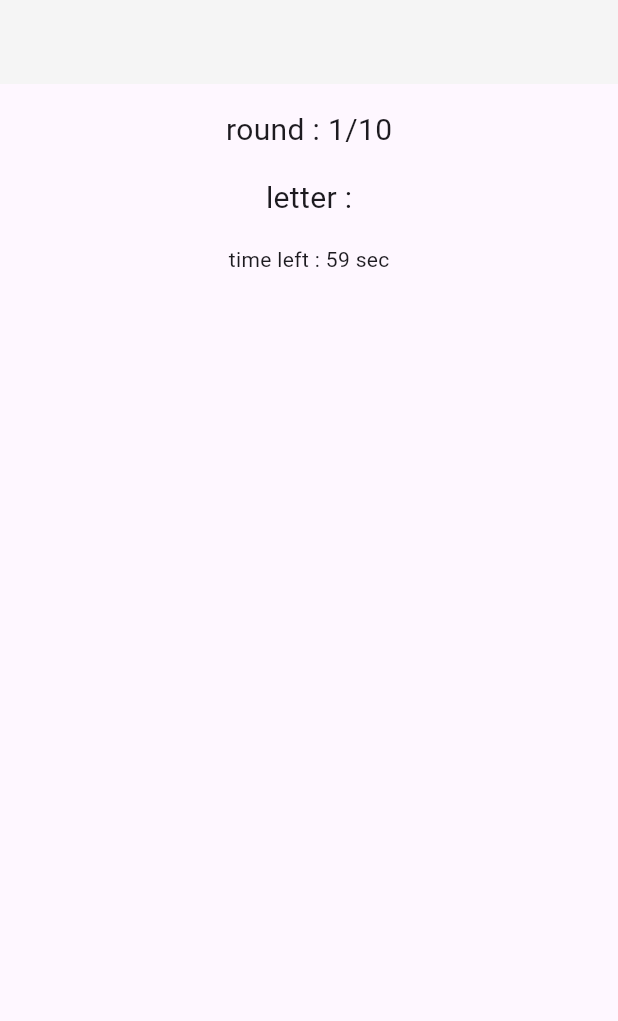
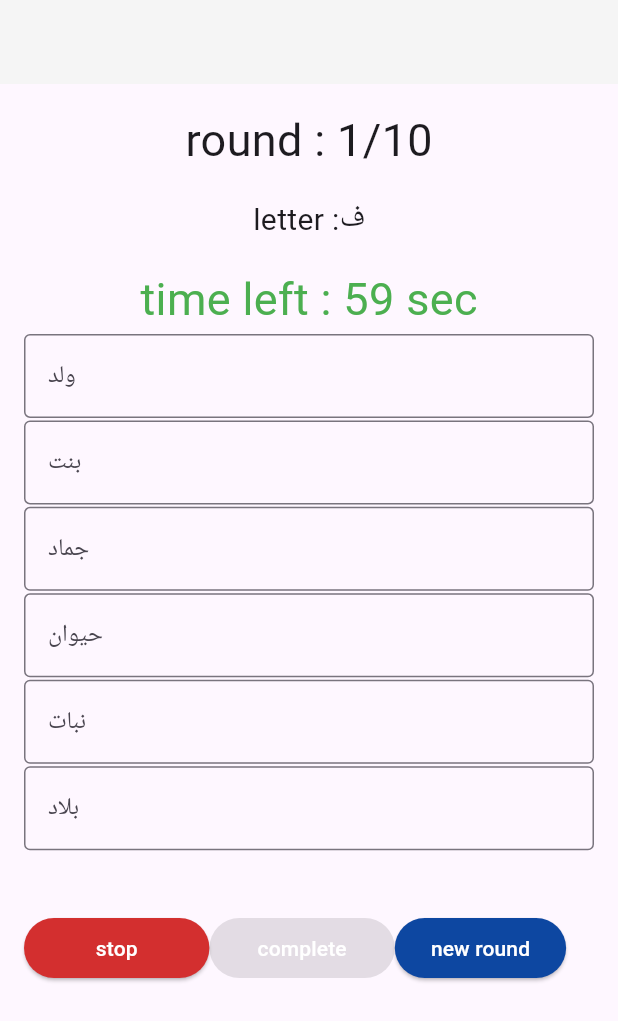
Before and after one commit to keronagi/game, a Flutter app: the GameScreen screen opened directly with empty values, on a phone screen of 412 x 824 dp. Shown: the top 1021 px of the screen. Run offline on Flutter 3.47's test engine with Material 3 defaults, Android fonts, the phone set to English and light mode, and no system bars; our stand-ins replace socket_io_client; missing offline and left inert: android_intent_plus; network calls fail.

Commit message:
complete the game screen and add tow button in this screen

```diff
--- a/lib/buttons/create_button.dart
+++ b/lib/buttons/create_button.dart
@@ -45,7 +45,7 @@ class CreateButton extends StatelessWidget {
           ),
         ),
         onPressed: () {
-          if (gameName!.isEmpty) {
+          if (gameName.isEmpty) {
             ScaffoldMessenger.of(context).showSnackBar(
               const SnackBar(content: Text('Please type game name!')),
             );
--- a/lib/screens/game_screen.dart
+++ b/lib/screens/game_screen.dart
@@ -13,21 +13,23 @@ class GameScreen extends StatefulWidget {
   });
 
   @override
-  State<GameScreen> createState() => _gameScreenState();
+  State<GameScreen> createState() => _GameScreenState();
 }
 
-class _gameScreenState extends State<GameScreen> {
+class _GameScreenState extends State<GameScreen> {
   int currentRound = 1;
   final int totalRounds = 10;
-  String currentLetter = "";
+  String? currentLetter;
+  bool isStoped = false;
   Timer? _timer;
+  bool isPaused = false;
   int remainingTime = 60;
   List<String> usedLetters = [];
   late List<Map<String, dynamic>> playerscores;
   final TextEditingController boyController = TextEditingController();
   final TextEditingController girlController = TextEditingController();
   final TextEditingController objectController = TextEditingController();
-  final TextEditingController amimalController = TextEditingController();
+  final TextEditingController animalController = TextEditingController();
   final TextEditingController countryController = TextEditingController();
   final TextEditingController plantController = TextEditingController();
   @override
@@ -41,9 +43,20 @@ class _gameScreenState extends State<GameScreen> {
   }
 
   void _startNewRound() {
-    if (currentRound >= totalRounds) {
+    if (currentRound <= totalRounds) {
       genratetRandomLetter();
       _startTimer();
+      setState(() {
+        isPaused = false;
+        isStoped = false;
+        remainingTime = 60;
+        boyController.clear();
+        girlController.clear();
+        objectController.clear();
+        countryController.clear();
+        plantController.clear();
+        animalController.clear();
+      });
     }
   }
 
@@ -102,6 +115,7 @@ class _gameScreenState extends State<GameScreen> {
                     ),
                   ],
                 );
+                // ignore: unnecessary_to_list_in_spreads
               }).toList(),
             ],
           ),
@@ -126,7 +140,8 @@ class _gameScreenState extends State<GameScreen> {
   void _startTimer() {
     _timer?.cancel();
     remainingTime = 60;
-    _timer = Timer.periodic(const Duration(seconds: 1), (Timer) {
+    _timer = Timer.periodic(const Duration(seconds: 1), (timer) {
+      if (!isPaused) {
         setState(() {
           if (remainingTime > 0) {
             remainingTime--;
@@ -134,20 +149,19 @@ class _gameScreenState extends State<GameScreen> {
             _endRound();
           }
         });
+      }
     });
   }
 
   void _endRound() {
     _timer?.cancel();
+    setState(() {
+      isStoped = true;
+    });
     for (var player in playerscores) {
       player['score'] += calculatePlayerScore(player);
     }
     if (currentRound < totalRounds) {
-      setState(() {
-        currentRound++;
-      });
-      _startNewRound();
-    } else {
       _showFinalResult();
     }
   }
@@ -167,10 +181,34 @@ class _gameScreenState extends State<GameScreen> {
     _startNewRound();
   }
 
+  bool _areAllFieldsFilled() {
+    final letter = currentLetter;
+    if (letter == null) return false;
+    bool startWithLetter(String text) =>
+        text.trim().length > 1 && text.trim().startsWith(letter);
+    return startWithLetter(boyController.text) &&
+        startWithLetter(girlController.text) &&
+        startWithLetter(objectController.text) &&
+        startWithLetter(animalController.text) &&
+        startWithLetter(plantController.text) &&
+        startWithLetter(countryController.text);
+  }
+
   @override
   void dispose() {
     _timer?.cancel();
     super.dispose();
+  }
+
+  Widget buildinputfeild(String label, TextEditingController controller) {
+    return TextField(
+      controller: controller,
+      enabled: !isStoped,
+      decoration: InputDecoration(
+        labelText: label,
+        border: OutlineInputBorder(),
+      ),
+    );
   }
 
   @override
@@ -190,19 +228,103 @@ class _gameScreenState extends State<GameScreen> {
       ),
       body: Padding(
         padding: const EdgeInsetsGeometry.all(16),
+        child: SingleChildScrollView(
           child: Column(
             children: [
               Center(
                 child: Text(
                   "round : $currentRound/$totalRounds",
-                style: TextStyle(fontSize: 20),
+                  style: TextStyle(fontSize: 30),
                 ),
               ),
               SizedBox(height: MediaQuery.of(context).size.height * 0.02),
               Text("letter :$currentLetter", style: TextStyle(fontSize: 20)),
               SizedBox(height: MediaQuery.of(context).size.height * 0.02),
-            Text("time left : $remainingTime sec"),
+              Text(
+                "time left : $remainingTime sec",
+                style: TextStyle(fontSize: 30, color: Colors.green.shade500),
+              ),
+              SizedBox(height: MediaQuery.of(context).size.height * 0.002),
+              buildinputfeild("ولد", boyController),
+              SizedBox(height: MediaQuery.of(context).size.height * 0.002),
+              buildinputfeild("بنت", girlController),
+              SizedBox(height: MediaQuery.of(context).size.height * 0.002),
+              buildinputfeild("جماد", objectController),
+              SizedBox(height: MediaQuery.of(context).size.height * 0.002),
+              buildinputfeild("حيوان", animalController),
+              SizedBox(height: MediaQuery.of(context).size.height * 0.002),
+              buildinputfeild("نبات", plantController),
+              SizedBox(height: MediaQuery.of(context).size.height * 0.002),
+              buildinputfeild("بلاد", countryController),
+              SizedBox(height: MediaQuery.of(context).size.height * 0.05),
+              Row(
+                children: [
+                  SizedBox(
+                    width: MediaQuery.of(context).size.width * 0.3,
+                    child: ElevatedButton(
+                      onPressed: () {
+                        _timer?.cancel();
+                        setState(() {
+                          isPaused = true;
+                          isStoped = true;
+                        });
+                      },
+                      style: ElevatedButton.styleFrom(
+                        backgroundColor: Colors.red.shade700,
+                      ),
+                      child: Text(
+                        "stop",
+                        style: TextStyle(color: Colors.white),
+                      ),
+                    ),
+                  ),
+                  SizedBox(
+                    width: MediaQuery.of(context).size.width * 0.3,
+                    child: ElevatedButton(
+                      onPressed: _areAllFieldsFilled() ? _endRound : null,
+
+                      style: ElevatedButton.styleFrom(
+                        backgroundColor: Colors.blue.shade900,
+                      ),
+                      child: Text(
+                        "complete",
+                        style: TextStyle(color: Colors.white),
+                      ),
+                    ),
+                  ),
+
+                  ElevatedButton(
+                    style: ElevatedButton.styleFrom(
+                      backgroundColor: Colors.blue.shade900,
+                    ),
+                    onPressed: () {},
+                    child: Text(
+                      "new round",
+                      style: TextStyle(color: Colors.white),
+                    ),
+                  ),
                 ],
+              ),
+              SizedBox(height: MediaQuery.of(context).size.height * 0.05),
+              if (isPaused)
+                ElevatedButton(
+                  style: ElevatedButton.styleFrom(
+                    backgroundColor: Colors.green.shade500,
+                  ),
+                  onPressed: () {
+                    remainingTime;
+                    setState(() {
+                      isStoped = false;
+                      isPaused = false;
+                    });
+                  },
+                  child: Text(
+                    "continue",
+                    style: TextStyle(color: Colors.white),
+                  ),
+                ),
+            ],
+          ),
         ),
       ),
     );
--- a/lib/screens/host_screen.dart
+++ b/lib/screens/host_screen.dart
@@ -11,11 +11,7 @@ class HostScreen extends StatefulWidget {
 class _HostScreenState extends State<HostScreen> {
   final _gameNameController = TextEditingController();
   int? _selectedPlayer;
-  final _playerOptions = [2, 3, 4, 5, 6];
-
-  // توليد كود لعبة عشوائي
-
-  // فتح إعدادات الـ Hotspot يدويًا
+  final _playerOptions = [1, 2, 3, 4, 5, 6];
 
   @override
   void dispose() {
```
Also changed, not shown: lib/screens/waitingRoom_screen.dart (+6 -6 lines). Lines whose indentation alone changed are shown as unchanged.
